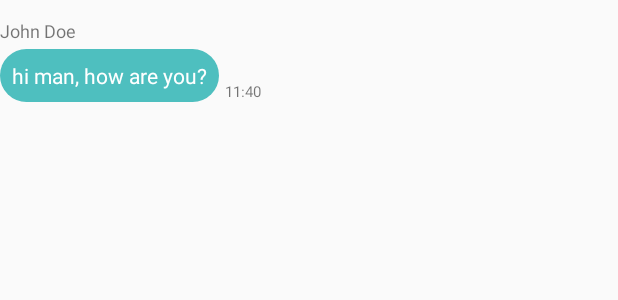
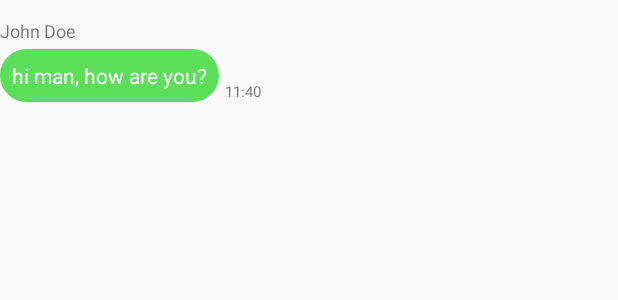
Before and after one commit to jack-van-holland/COVIDUniversity, an Android app: the layout item_message_recieved.xml on its own in the app's theme, with its tools: preview values and no code run, on a phone screen of 412 x 824 dp. Shown: the top 300 px of the screen. Run offline under Robolectric (Android 15) with nearby library versions, the phone set to English and light mode, and no system bars.

Commit message:
different colors for users

```diff
--- a/app/src/main/java/com/example/coviduniversity/GroupChat.java
+++ b/app/src/main/java/com/example/coviduniversity/GroupChat.java
@@ -132,6 +132,7 @@ public class GroupChat extends AppCompatActivity {
                 t.setBackgroundResource(R.drawable.recieved_text_bubble);
             }
             t.setText(m.getText());
+            t.setPadding(5,10,5,10);
             chatRoom.addView(t);
         }
     }
--- a/app/src/main/res/drawable/recieved_text_bubble.xml
+++ b/app/src/main/res/drawable/recieved_text_bubble.xml
@@ -4,7 +4,7 @@
 
     <!-- View background color -->
     <solid
-        android:color="@color/outgoing" >
+        android:color="@color/incoming" >
     </solid>
 
     <!-- The radius makes the corners rounded -->
```
